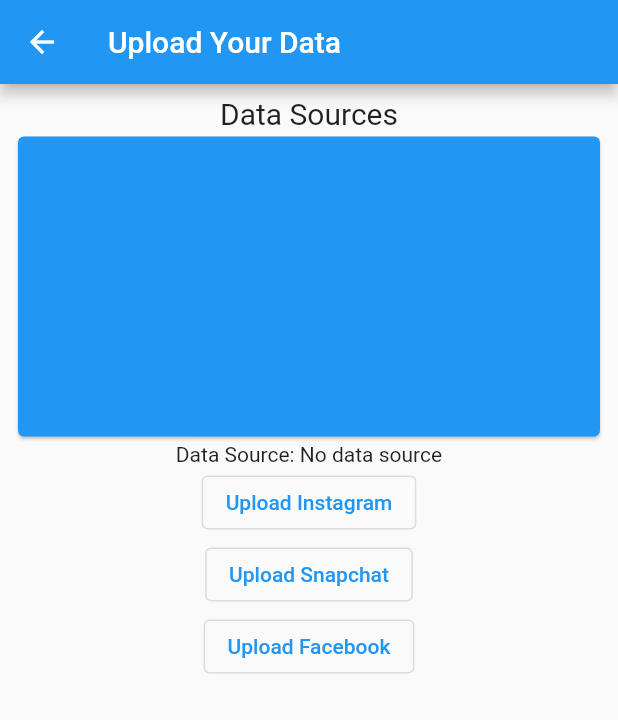
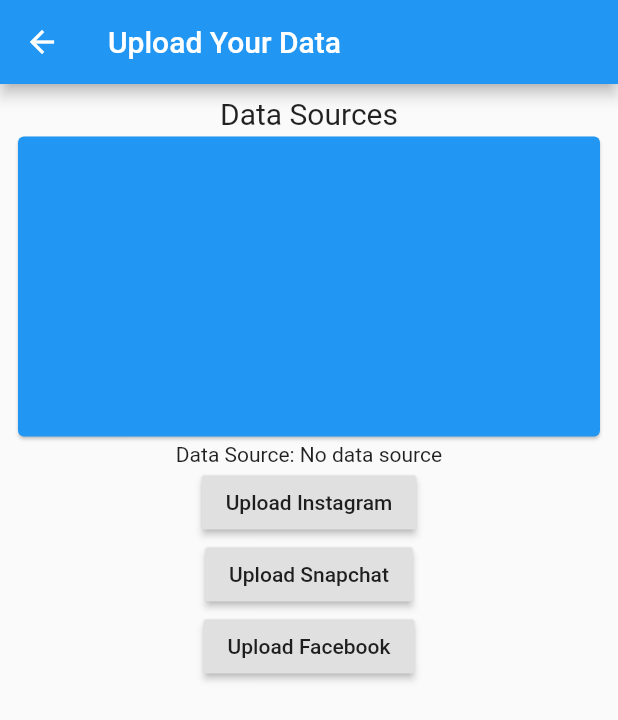
Before and after one commit to TrackSpike/COVID-Tracking, a Flutter app: the UploadPage screen opened directly, on a phone screen of 412 x 824 dp. Shown: the top 720 px of the screen. Run offline on Flutter 3.47's test engine with Material 2 defaults, Android fonts, the phone set to English and light mode, and no system bars; our stand-ins replace charts_flutter, file_picker, flutter_markdown, material_design_icons_flutter.

```diff
--- a/covid_app/covid_app/lib/pages/upload_page.dart
+++ b/covid_app/covid_app/lib/pages/upload_page.dart
@@ -39,19 +39,19 @@ class _UploadPageState extends State<UploadPage> {
               Text("Data Sources", style: TextStyle(fontSize: 20)),
               DataSourceList(),
               Text("Data Source: " + dataSource),
-              OutlinedButton(
+              RaisedButton(
                 onPressed: () {
                   openFilePicker(context, InstagramParser());
                 },
                 child: Text("Upload Instagram"),
               ),
-              OutlinedButton(
+              RaisedButton(
                 onPressed: () {
                   openFilePicker(context, SnapchatParser());
                 },
                 child: Text("Upload Snapchat"),
               ),
-              OutlinedButton(
+              RaisedButton(
                 onPressed: () {
                   openFilePicker(context, InstagramParser());
                 },
```
Also changed, not shown: 1 other file.
